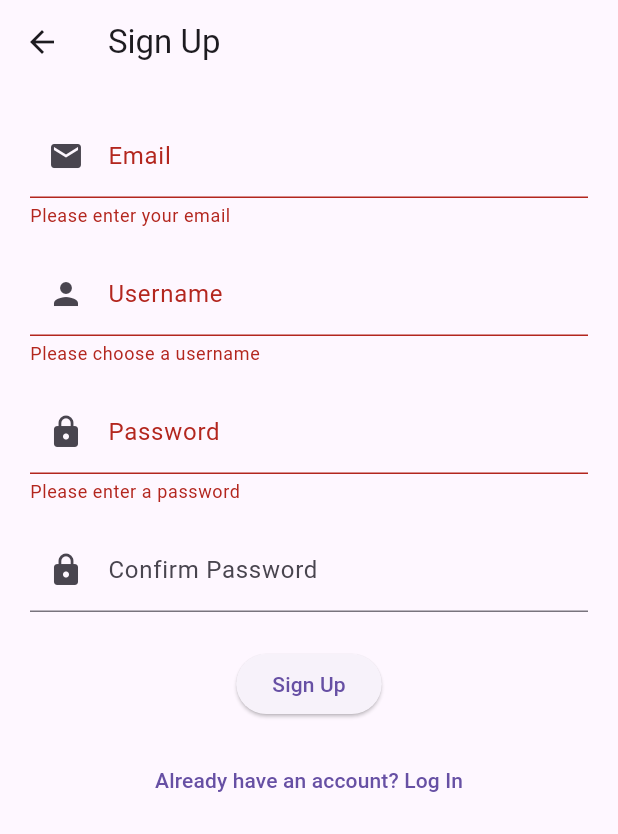
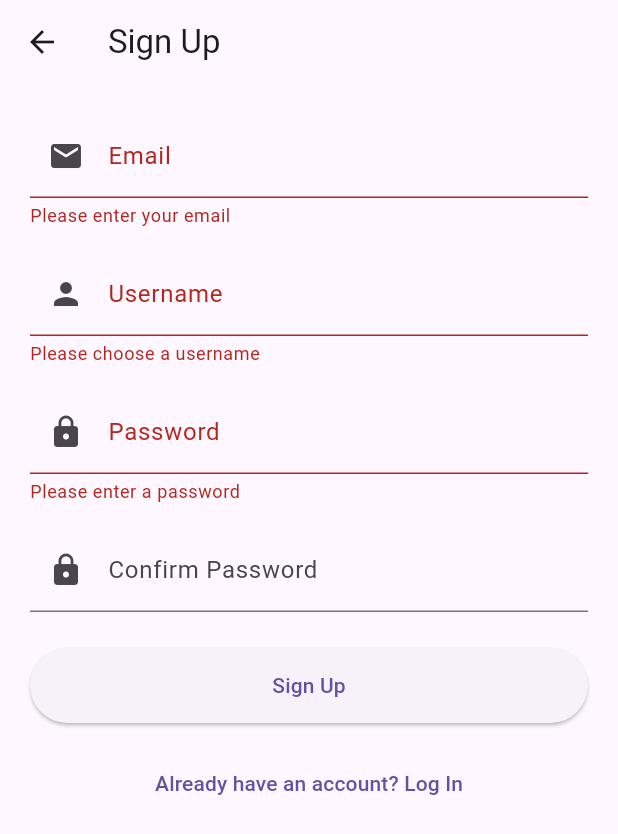
Before and after one commit to mashoodji/Convay-latest-, a Flutter app: the SignUpScreen screen opened by its route, after a tap on "Sign Up", on a phone screen of 412 x 824 dp. Shown: the top 834 px of the screen. Run offline on Flutter 3.47's test engine with Material 3 defaults, Android fonts, the phone set to English and light mode, and no system bars; our stand-ins replace cloud_firestore, firebase_auth, firebase_core, firebase_database, google_maps_flutter; accounts and stored records are empty.

Commit message:
first commit

```diff
--- a/lib/screens/auth/signup_screen.dart
+++ b/lib/screens/auth/signup_screen.dart
@@ -35,13 +35,20 @@ class _SignUpScreenState extends State<SignUpScreen> {
         username: _usernameController.text.trim(),
       );
 
-      if (result == null) {
-        setState(() => _errorMessage = 'Sign up failed. Please try again.');
+      // If signup was successful and we're still on this screen
+      if (mounted) {
+        // Navigate to the next screen (e.g., home or profile completion)
+        Navigator.pushReplacementNamed(context, '/home');
       }
     } catch (e) {
-      setState(() => _errorMessage = e.toString());
+      // Now we can display the specific error message from AuthService
+      if (mounted) {
+        setState(() => _errorMessage = e.toString().replaceAll('Exception: ', ''));
+      }
     } finally {
-      setState(() => _isLoading = false);
+      if (mounted) {
+        setState(() => _isLoading = false);
+      }
     }
   }
 
@@ -124,17 +131,38 @@ class _SignUpScreenState extends State<SignUpScreen> {
               ),
               const SizedBox(height: 24),
               if (_errorMessage != null)
-                Padding(
-                  padding: const EdgeInsets.only(bottom: 16),
-                  child: Text(
-                    _errorMessage!,
-                    style: TextStyle(color: Theme.of(context).colorScheme.error),
+                Container(
+                  padding: const EdgeInsets.all(10),
+                  margin: const EdgeInsets.only(bottom: 16),
+                  decoration: BoxDecoration(
+                    color: Theme.of(context).colorScheme.errorContainer,
+                    borderRadius: BorderRadius.circular(8),
+                  ),
+                  child: Row(
+                    children: [
+                      Icon(
+                        Icons.error_outline,
+                        color: Theme.of(context).colorScheme.error,
+                      ),
+                      const SizedBox(width: 10),
+                      Expanded(
+                        child: Text(
+                          _errorMessage!,
+                          style: TextStyle(
+                            color: Theme.of(context).colorScheme.onErrorContainer,
+                          ),
+                        ),
+                      ),
+                    ],
                   ),
                 ),
               _isLoading
                   ? const CircularProgressIndicator()
                   : ElevatedButton(
                 onPressed: _signUp,
+                style: ElevatedButton.styleFrom(
+                  minimumSize: const Size.fromHeight(50),
+                ),
                 child: const Text('Sign Up'),
               ),
               const SizedBox(height: 16),
```
Also changed, not shown: lib/services/auth_service.dart (+47 -8 lines).
